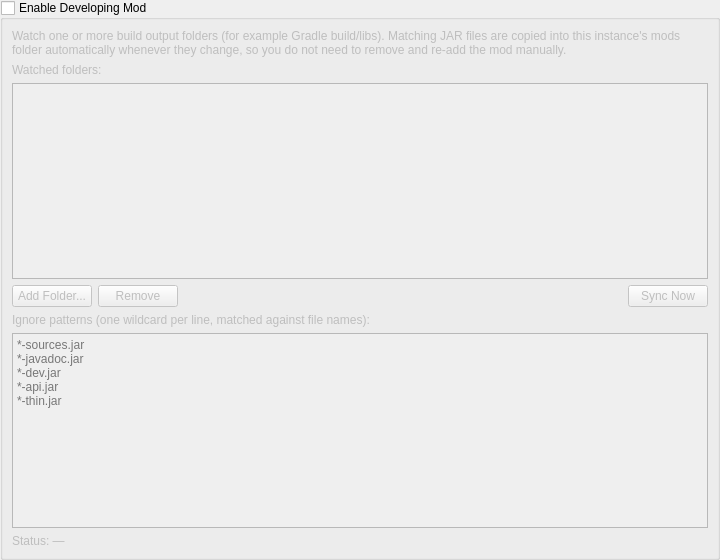
The window that launcher/ui/pages/instance/DevelopingModPage.ui (PrismLauncher/PrismLauncher) describes before a commit, drawn with Qt 5.
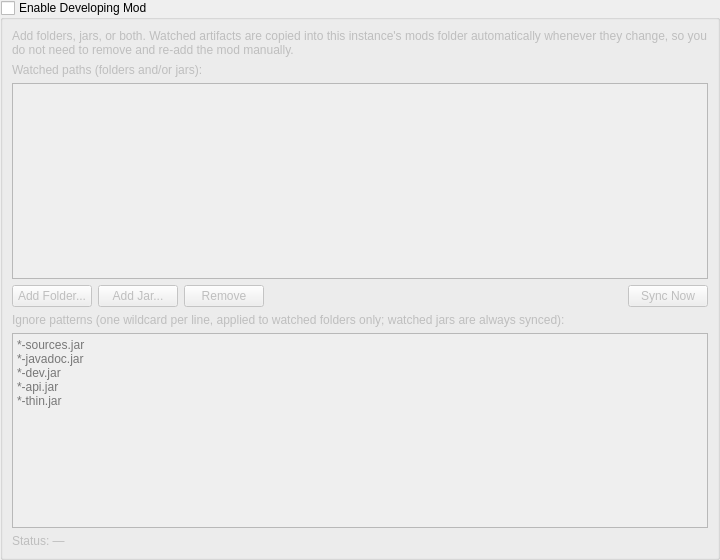
The same window after the commit.

Commit message:
Add support for watching specific JAR files in Developing Mod
Added the ability to also use specific jars, not just specific folders.

```diff
--- a/launcher/ui/pages/instance/DevelopingModPage.ui
+++ b/launcher/ui/pages/instance/DevelopingModPage.ui
@@ -41,14 +41,14 @@
          <bool>true</bool>
         </property>
         <property name="text">
-         <string>Watch one or more build output folders (for example Gradle build/libs). Matching JAR files are copied into this instance's mods folder automatically whenever they change, so you do not need to remove and re-add the mod manually.</string>
+         <string>Add folders, jars, or both. Watched artifacts are copied into this instance's mods folder automatically whenever they change, so you do not need to remove and re-add the mod manually.</string>
         </property>
        </widget>
       </item>
       <item>
        <widget class="QLabel" name="foldersLabel">
         <property name="text">
-         <string>Watched folders:</string>
+         <string>Watched paths (folders and/or jars):</string>
         </property>
        </widget>
       </item>
@@ -69,7 +69,14 @@
          </widget>
         </item>
         <item>
-         <widget class="QPushButton" name="removeFolderButton">
+         <widget class="QPushButton" name="addJarButton">
+          <property name="text">
+           <string>Add Jar...</string>
+          </property>
+         </widget>
+        </item>
+        <item>
+         <widget class="QPushButton" name="removeButton">
           <property name="text">
            <string>Remove</string>
           </property>
@@ -100,7 +107,7 @@
       <item>
        <widget class="QLabel" name="ignoreLabel">
         <property name="text">
-         <string>Ignore patterns (one wildcard per line, matched against file names):</string>
+         <string>Ignore patterns (one wildcard per line, applied to watched folders only; watched jars are always synced):</string>
         </property>
        </widget>
       </item>
```
Left out of the diff: 16 changed lines with no effect on the pictures. The commit also changes 5 other files.
